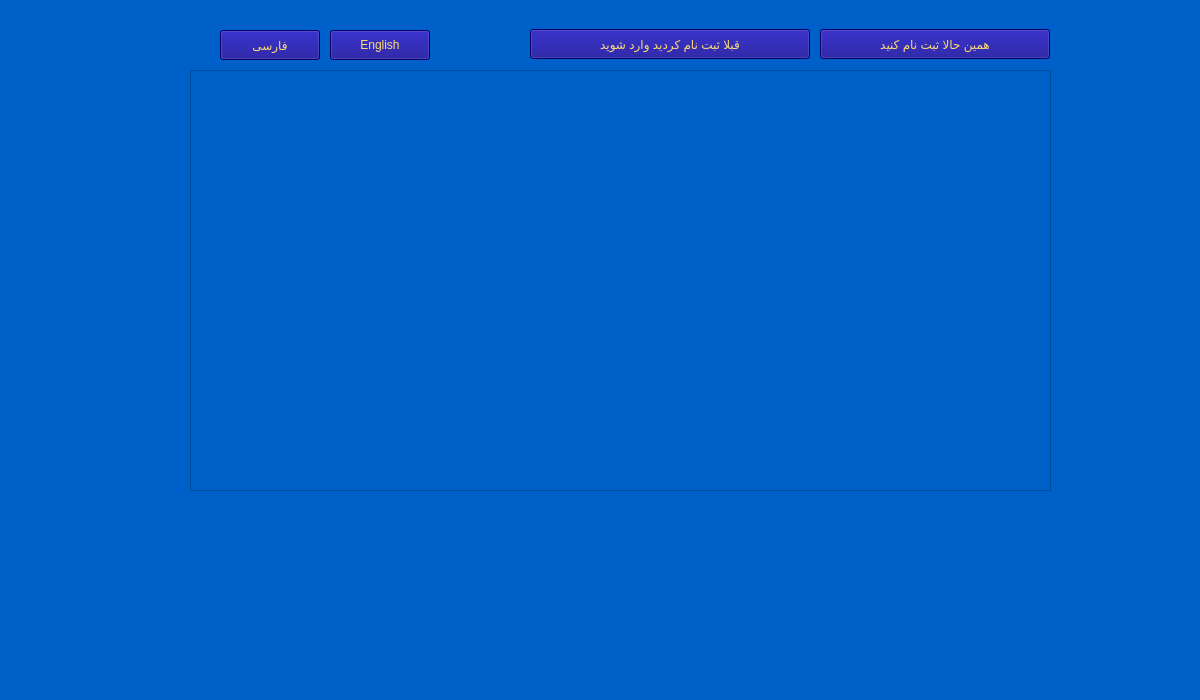
Above: welcome.ui from mahan109910/linking_me before the change. Below: the same form after it.
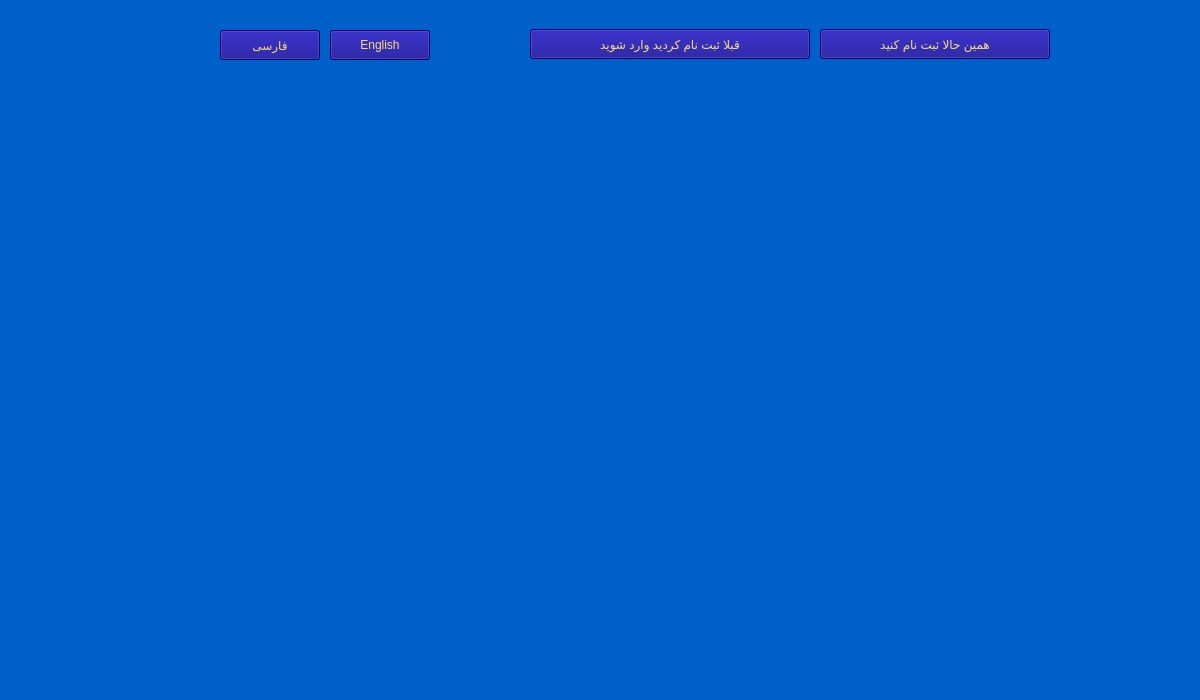
That is the form after the change. Icons and pictures are not drawn.

The edit to the form file:
```diff
--- a/welcome.ui
+++ b/welcome.ui
@@ -31,37 +31,6 @@
 </string>
   </property>
   <widget class="QWidget" name="centralwidget">
-   <widget class="QFrame" name="backgroundFrame">
-    <property name="geometry">
-     <rect>
-      <x>190</x>
-      <y>70</y>
-      <width>861</width>
-      <height>421</height>
-     </rect>
-    </property>
-    <property name="minimumSize">
-     <size>
-      <width>600</width>
-      <height>375</height>
-     </size>
-    </property>
-    <property name="maximumSize">
-     <size>
-      <width>1400</width>
-      <height>900</height>
-     </size>
-    </property>
-    <property name="styleSheet">
-     <string notr="true">image: url(:/new/prefix1/image/qt8.png);</string>
-    </property>
-    <property name="frameShape">
-     <enum>QFrame::StyledPanel</enum>
-    </property>
-    <property name="frameShadow">
-     <enum>QFrame::Raised</enum>
-    </property>
-   </widget>
    <widget class="QPushButton" name="pushButton_Persian">
     <property name="geometry">
      <rect>
@@ -134,6 +103,19 @@
      <string>قبلا ثبت نام کردید وارد شوید</string>
     </property>
    </widget>
+   <widget class="QWidget" name="backgroundFrame" native="true">
+    <property name="geometry">
+     <rect>
+      <x>200</x>
+      <y>80</y>
+      <width>851</width>
+      <height>401</height>
+     </rect>
+    </property>
+    <property name="styleSheet">
+     <string notr="true">image: url(:/new/prefix1/image/qt8.png);</string>
+    </property>
+   </widget>
   </widget>
   <widget class="QMenuBar" name="menubar">
    <property name="geometry">
```
